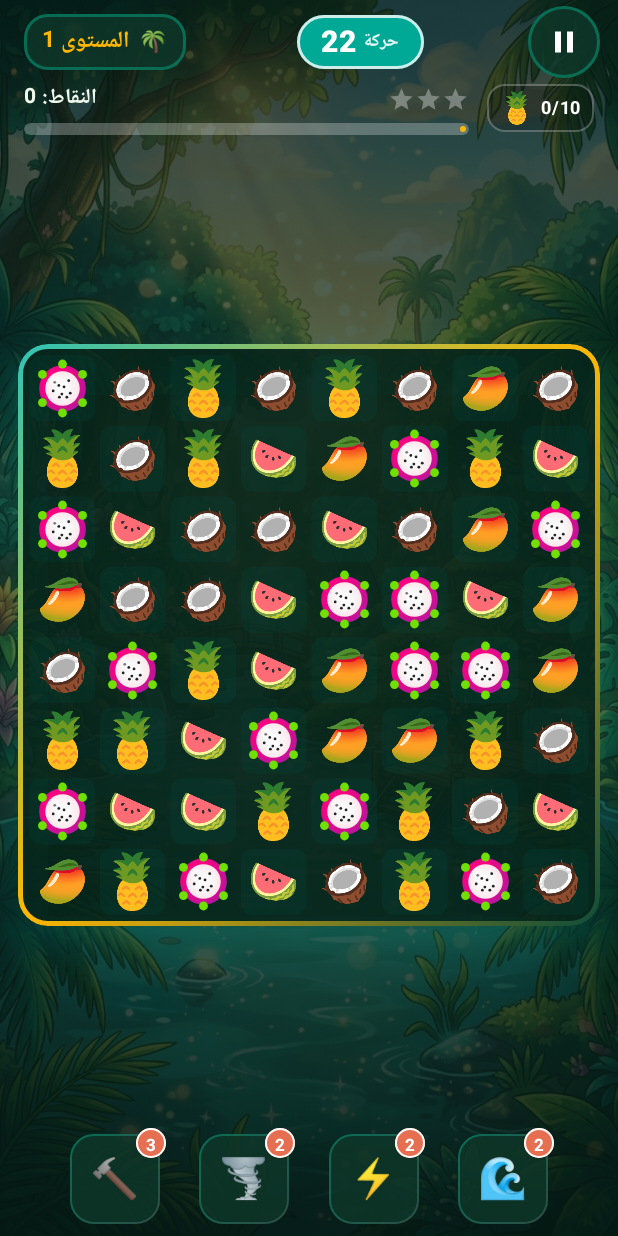
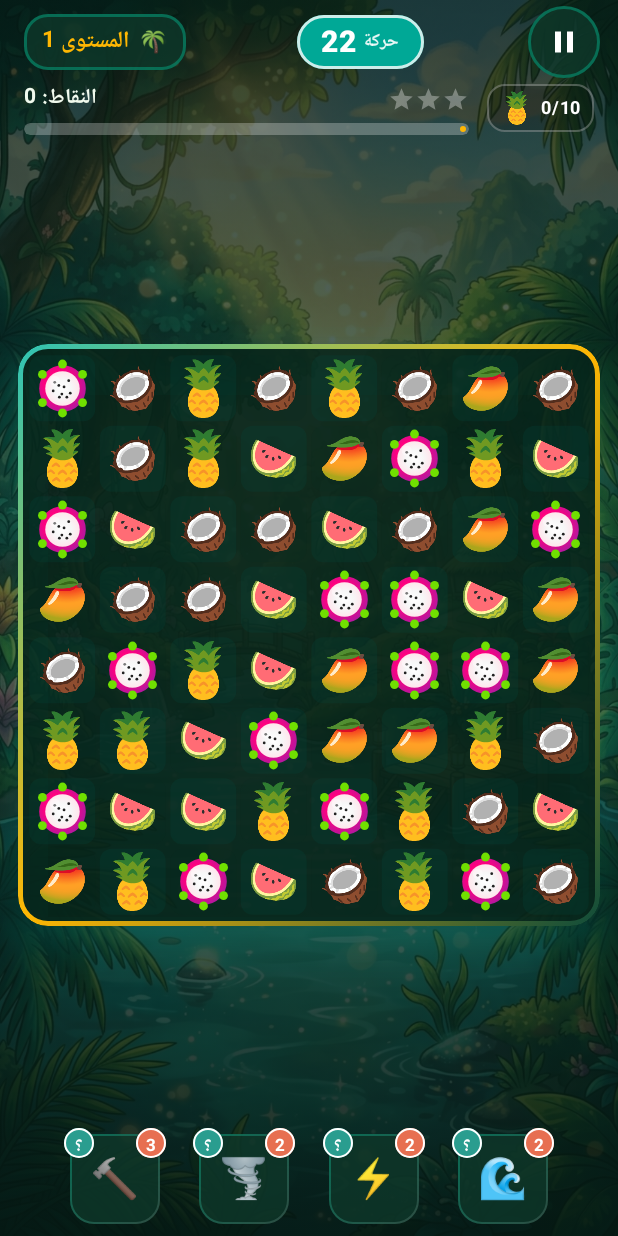
Before and after one commit to mohamedelghazawy-ctrl/tropical-fruits-kingdom, an Android app built with Jetpack Compose: the screen it shows after launch (MainActivity), after a tap on "ابدأ المغامرة 🍍", on a phone screen of 412 x 824 dp. Run offline under Robolectric (Android 15) with nearby library versions, the phone set to English and light mode, and no system bars; 2 other taps on this screen came first.

Commit message:
patch27: combo, wheel, notifications, gems

```diff
--- a/app/src/main/AndroidManifest.xml
+++ b/app/src/main/AndroidManifest.xml
@@ -3,6 +3,7 @@
     xmlns:tools="http://schemas.android.com/tools">
 
     <uses-permission android:name="android.permission.VIBRATE" />
+    <uses-permission android:name="android.permission.POST_NOTIFICATIONS" />
 
     <application
         android:allowBackup="true"
@@ -24,6 +25,8 @@
                 <category android:name="android.intent.category.LAUNCHER" />
             </intent-filter>
         </activity>
+
+        <receiver android:name=".notify.ReadyReceiver" android:exported="false" />
     </application>
 
 </manifest>
--- a/app/src/main/java/com/example/MainActivity.kt
+++ b/app/src/main/java/com/example/MainActivity.kt
@@ -56,6 +56,15 @@ class MainActivity : ComponentActivity() {
         super.onCreate(savedInstanceState)
         enableEdgeToEdge()
         hideSystemBars()
+        com.example.notify.ReadyNotifier.ensureChannel(this)
+        if (android.os.Build.VERSION.SDK_INT >= 33) {
+            val np = getSharedPreferences("tropical_crush_prefs", MODE_PRIVATE)
+            if (!np.getBoolean("notif_asked", false) &&
+                checkSelfPermission(android.Manifest.permission.POST_NOTIFICATIONS) != android.content.pm.PackageManager.PERMISSION_GRANTED) {
+                np.edit().putBoolean("notif_asked", true).apply()
+                requestPermissions(arrayOf(android.Manifest.permission.POST_NOTIFICATIONS), 77)
+            }
+        }
         // مسجّل أعطال بسيط: يحفظ سبب الانهيار ويعرضه عند التشغيل التالي (للتشخيص بدون كمبيوتر)
         val crashPrefs = getSharedPreferences("crash_report", MODE_PRIVATE)
         val prevHandler = Thread.getDefaultUncaughtExceptionHandler()
@@ -130,6 +139,10 @@ fun TropicalCrushApp(viewModel: TropicalGameViewModel) {
                 soundEnabled = gameState.soundEnabled,
                 hapticsEnabled = gameState.hapticsEnabled,
                 totalStars = totalStars,
+                gems = viewModel.island.s.gems,
+                wheelReadyAt = viewModel.wheelReadyAt(),
+                onWheelSpin = { viewModel.spinWheel() },
+                onWheelDouble = { viewModel.doublePrize(it) },
                 onPlayClick = {
                     // Start next uncompleted level or level 1
                     val nextLevel = (1..LevelConfig.MAX_LEVEL).firstOrNull { lvl ->
--- /dev/null
+++ b/app/src/main/java/com/example/notify/ReadyNotifier.kt
@@ -0,0 +1,69 @@
+package com.example.notify
+
+import android.Manifest
+import android.app.AlarmManager
+import android.app.NotificationChannel
+import android.app.NotificationManager
+import android.app.PendingIntent
+import android.content.BroadcastReceiver
+import android.content.Context
+import android.content.Intent
+import android.content.pm.PackageManager
+import android.os.Build
+import androidx.core.app.NotificationCompat
+
+/** إشعارات "جاهز": اكتمال البناء، وصول المراكب، عجلة الحظ. تُجدوَل بمنبّه غير دقيق (لا يحتاج إذنًا خاصًا). */
+object ReadyNotifier {
+    const val CHANNEL = "ready"
+    const val ID_BUILD = 1001
+    const val ID_BOAT = 1002
+    const val ID_WHEEL = 1003
+
+    fun ensureChannel(ctx: Context) {
+        if (Build.VERSION.SDK_INT >= 26) {
+            val nm = ctx.getSystemService(Context.NOTIFICATION_SERVICE) as NotificationManager
+            nm.createNotificationChannel(NotificationChannel(CHANNEL, "الجاهزية", NotificationManager.IMPORTANCE_DEFAULT))
+        }
+    }
+
+    private fun pending(ctx: Context, id: Int, text: String): PendingIntent {
+        val i = Intent(ctx, ReadyReceiver::class.java).putExtra("id", id).putExtra("text", text)
+        return PendingIntent.getBroadcast(ctx, id, i, PendingIntent.FLAG_UPDATE_CURRENT or PendingIntent.FLAG_IMMUTABLE)
+    }
+
+    fun schedule(ctx: Context, id: Int, atMs: Long, text: String) {
+        try {
+            val am = ctx.getSystemService(Context.ALARM_SERVICE) as AlarmManager
+            val pi = pending(ctx, id, text)
+            if (atMs <= System.currentTimeMillis()) am.cancel(pi)
+            else am.setAndAllowWhileIdle(AlarmManager.RTC_WAKEUP, atMs, pi)
+        } catch (e: Exception) { }
+    }
+
+    fun cancel(ctx: Context, id: Int) {
+        try {
+            (ctx.getSystemService(Context.ALARM_SERVICE) as AlarmManager).cancel(pending(ctx, id, ""))
+        } catch (e: Exception) { }
+    }
+}
+
+class ReadyReceiver : BroadcastReceiver() {
+    override fun onReceive(context: Context, intent: Intent) {
+        if (Build.VERSION.SDK_INT >= 33 &&
+            context.checkSelfPermission(Manifest.permission.POST_NOTIFICATIONS) != PackageManager.PERMISSION_GRANTED
+        ) return
+        val text = intent.getStringExtra("text") ?: return
+        val id = intent.getIntExtra("id", 0)
+        ReadyNotifier.ensureChannel(context)
+        val launch = context.packageManager.getLaunchIntentForPackage(context.packageName)
+        val open = PendingIntent.getActivity(context, id, launch, PendingIntent.FLAG_UPDATE_CURRENT or PendingIntent.FLAG_IMMUTABLE)
+        val n = NotificationCompat.Builder(context, ReadyNotifier.CHANNEL)
+            .setSmallIcon(android.R.drawable.star_on)
+            .setContentTitle("مملكة الفواكه الاستوائية")
+            .setContentText(text)
+            .setContentIntent(open)
+            .setAutoCancel(true)
+            .build()
+        (context.getSystemService(Context.NOTIFICATION_SERVICE) as NotificationManager).notify(id, n)
+    }
+}
--- a/app/src/main/java/com/example/ui/components/BoosterBar.kt
+++ b/app/src/main/java/com/example/ui/components/BoosterBar.kt
@@ -18,6 +18,12 @@ import androidx.compose.foundation.layout.padding
 import androidx.compose.foundation.layout.size
 import androidx.compose.foundation.shape.CircleShape
 import androidx.compose.foundation.shape.RoundedCornerShape
+import androidx.compose.material3.AlertDialog
+import androidx.compose.material3.TextButton
+import androidx.compose.runtime.getValue
+import androidx.compose.runtime.mutableStateOf
+import androidx.compose.runtime.remember
+import androidx.compose.runtime.setValue
 import androidx.compose.material3.Card
 import androidx.compose.material3.CardDefaults
 import androidx.compose.material3.Surface
@@ -41,6 +47,15 @@ fun BoosterBar(
     onBoosterClick: (BoosterType) -> Unit,
     modifier: Modifier = Modifier
 ) {
+    var info by remember { mutableStateOf<BoosterType?>(null) }
+    info?.let { b ->
+        AlertDialog(
+            onDismissRequest = { info = null },
+            title = { Text("${b.icon} ${b.titleAr}", fontWeight = FontWeight.Bold) },
+            text = { Text(b.descriptionAr + "\n\nاضغط على الأداة ثم على الخلية المطلوبة لاستخدامها.") },
+            confirmButton = { TextButton(onClick = { info = null }) { Text("حسنًا") } }
+        )
+    }
     Column(
         modifier = modifier
             .fillMaxWidth()
@@ -82,7 +97,8 @@ fun BoosterBar(
                     booster = booster,
                     count = count,
                     isSelected = isSelected,
-                    onClick = { onBoosterClick(booster) }
+                    onClick = { onBoosterClick(booster) },
+                    onInfo = { info = booster }
                 )
             }
         }
@@ -94,8 +110,10 @@ private fun BoosterItem(
     booster: BoosterType,
     count: Int,
     isSelected: Boolean,
-    onClick: () -> Unit
+    onClick: () -> Unit,
+    onInfo: () -> Unit
 ) {
+    Column(horizontalAlignment = Alignment.CenterHorizontally) {
     Box(
         contentAlignment = Alignment.TopEnd,
         modifier = Modifier.testTag("booster_${booster.name.lowercase()}")
@@ -127,6 +145,20 @@ private fun BoosterItem(
             }
         }
 
+        // Info badge
+        Box(
+            modifier = Modifier
+                .align(Alignment.TopStart)
+                .offset(x = (-4).dp, y = (-4).dp)
+                .size(20.dp)
+                .background(Color(0xFF2A9D8F), CircleShape)
+                .border(1.dp, Color.White, CircleShape)
+                .clickable(onClick = onInfo),
+            contentAlignment = Alignment.Center
+        ) {
+            Text("؟", fontSize = 12.sp, fontWeight = FontWeight.Bold, color = Color.White)
+        }
+
         // Count Badge
         Box(
             modifier = Modifier
@@ -144,4 +176,5 @@ private fun BoosterItem(
             )
         }
     }
+    }
 }
--- a/app/src/main/java/com/example/ui/screens/MainMenuScreen.kt
+++ b/app/src/main/java/com/example/ui/screens/MainMenuScreen.kt
@@ -9,6 +9,7 @@ import androidx.compose.animation.core.tween
 import androidx.compose.foundation.Image
 import androidx.compose.foundation.background
 import androidx.compose.foundation.border
+import androidx.compose.foundation.clickable
 import androidx.compose.foundation.layout.Arrangement
 import androidx.compose.foundation.layout.Box
 import androidx.compose.foundation.layout.Column
@@ -72,6 +73,10 @@ fun MainMenuScreen(
     soundEnabled: Boolean,
     hapticsEnabled: Boolean,
     totalStars: Int,
+    gems: Int = 0,
+    wheelReadyAt: Long = 0L,
+    onWheelSpin: () -> Pair<Int, com.example.model.WheelPrize>? = { null },
+    onWheelDouble: (com.example.model.WheelPrize) -> Unit = {},
     onPlayClick: () -> Unit,
     onMapClick: () -> Unit,
     onIslandClick: () -> Unit = {},
@@ -80,6 +85,17 @@ fun MainMenuScreen(
     modifier: Modifier = Modifier
 ) {
     var showSettings by remember { mutableStateOf(false) }
+    var showWheel by remember { mutableStateOf(false) }
+    var nowMs by remember { mutableStateOf(System.currentTimeMillis()) }
+    androidx.compose.runtime.LaunchedEffect(Unit) {
+        while (true) { kotlinx.coroutines.delay(1000); nowMs = System.currentTimeMillis() }
+    }
+    val wheelLeft = wheelReadyAt - nowMs
+    if (showWheel) {
+        com.example.ui.components.LuckyWheelDialog(
+            onSpin = onWheelSpin, onDouble = onWheelDouble, onClose = { showWheel = false }
+        )
+    }
 
     val infiniteTransition = rememberInfiniteTransition(label = "title_bounce")
     val bounceScale by infiniteTransition.animateFloat(
@@ -130,7 +146,7 @@ fun MainMenuScreen(
                 horizontalArrangement = Arrangement.SpaceBetween,
                 verticalAlignment = Alignment.CenterVertically
             ) {
-                // Stars Chip
+                Column(verticalArrangement = Arrangement.spacedBy(6.dp)) {
                 Surface(
                     shape = RoundedCornerShape(20.dp),
                     color = Color(0xCC0E382A),
@@ -152,6 +168,36 @@ fun MainMenuScreen(
                             fontSize = 15.sp,
                             fontWeight = FontWeight.Bold,
                             color = Color.White
+                        )
+                    }
+                }
+
+                    Surface(
+                        shape = RoundedCornerShape(20.dp),
+                        color = Color(0xCC0E382A),
+                        border = androidx.compose.foundation.BorderStroke(1.5.dp, Color(0x6602C39A))
+                    ) {
+                        Text(
+                            text = "💎 $gems",
+                            fontSize = 15.sp,
+                            fontWeight = FontWeight.Bold,
+                            color = Color.White,
+                            modifier = Modifier.padding(horizontal = 14.dp, vertical = 6.dp)
+                        )
+                    }
+                    Surface(
+                        modifier = Modifier.clickable { showWheel = true },
+                        shape = RoundedCornerShape(20.dp),
+                        color = if (wheelLeft <= 0) Color(0xFFE76F51) else Color(0xCC0E382A),
+                        border = androidx.compose.foundation.BorderStroke(1.5.dp, Color(0x6602C39A))
+                    ) {
+                        val t = if (wheelLeft <= 0) "🎡 عجلة الحظ!" else {
+                            val sec = wheelLeft / 1000
+                            "🎡 %d:%02d:%02d".format(sec / 3600, (sec % 3600) / 60, sec % 60)
+                        }
+                        Text(
+                            text = t, fontSize = 13.sp, fontWeight = FontWeight.Bold, color = Color.White,
+                            modifier = Modifier.padding(horizontal = 14.dp, vertical = 6.dp)
                         )
                     }
                 }
--- a/app/src/main/java/com/example/viewmodel/TropicalGameViewModel.kt
+++ b/app/src/main/java/com/example/viewmodel/TropicalGameViewModel.kt
@@ -13,6 +13,9 @@ import com.example.island.IslandEngine
 import com.example.island.Item
 import com.example.island.Sites
 import com.example.model.BoosterType
+import com.example.model.LuckyWheel
+import com.example.model.WheelPrize
+import com.example.notify.ReadyNotifier
 import com.example.rescue.RescueLevel
 import com.example.model.FruitType
 import com.example.model.GameState
@@ -84,15 +87,63 @@ class TropicalGameViewModel(application: Application) : AndroidViewModel(applica
         return r
     }
 
+    private var lastBuildAt = -1L
+    private var lastBoatAt = -1L
+
     fun islandChanged() {
         prefs.edit().putString("island_save", island.encode()).apply()
         _islandVer.update { it + 1 }
+        syncReadyNotifications()
+    }
+
+    /** يجدول إشعار "جاهز" لأقرب بناء ومركب (يُعاد الجدولة فقط عند تغيّر الوقت). */
+    private fun syncReadyNotifications() {
+        try {
+            val app = getApplication<Application>()
+            val b = island.s.q.minOfOrNull { it.end } ?: 0L
+            if (b != lastBuildAt) {
+                lastBuildAt = b
+                if (b > 0) ReadyNotifier.schedule(app, ReadyNotifier.ID_BUILD, b, "🏗️ اكتمل البناء في جزيرة القصر!")
+                else ReadyNotifier.cancel(app, ReadyNotifier.ID_BUILD)
+            }
+            val bo = island.s.boats.filterNotNull().minOfOrNull { it.end } ?: 0L
+            if (bo != lastBoatAt) {
+                lastBoatAt = bo
+                if (bo > 0) ReadyNotifier.schedule(app, ReadyNotifier.ID_BOAT, bo, "⛵ وصل المركب! اجمع بضاعتك")
+                else ReadyNotifier.cancel(app, ReadyNotifier.ID_BOAT)
+            }
+        } catch (e: Exception) { }
+    }
+
+    // ───── عجلة الحظ ─────
+    fun wheelReadyAt(): Long = prefs.getLong("wheel_last", 0L) + LuckyWheel.COOLDOWN_MS
+
+    /** تدور العجلة إن كانت جاهزة؛ تعيد (فهرس القطعة, الجائزة) أو null. */
+    fun spinWheel(): Pair<Int, WheelPrize>? {
+        val now = System.currentTimeMillis()
+        if (now < wheelReadyAt()) return null
+        val idx = LuckyWheel.pickIndex(Random)
+        val prize = LuckyWheel.PRIZES[idx]
+        prefs.edit().putLong("wheel_last", now).apply()
+        applyPrize(prize)
+        ReadyNotifier.schedule(getApplication<Application>(), ReadyNotifier.ID_WHEEL, now + LuckyWheel.COOLDOWN_MS, "🎡 عجلة الحظ جاهزة للدوران!")
+        return idx to prize
+    }
+
+    /** مضاعفة الجائزة بعد مشاهدة إعلان. */
+    fun doublePrize(p: WheelPrize) = applyPrize(p)
+
+    private fun applyPrize(p: WheelPrize) {
+        if (p.gems > 0) { island.s.gems += p.gems; islandChanged() }
+        p.booster?.let { grantBooster(it, p.amount) }
     }
     /** جواهر قاعة الاحتفالات عند إنقاذ الملكة. */
     fun onRescueWon() { val b = island.hallBonus(); if (b > 0) { island.s.gems += b; islandChanged() } }
     fun dismissGate() { _gateMsg.value = null }
 
     init {
+        val w = wheelReadyAt()
+        if (w > System.currentTimeMillis()) ReadyNotifier.schedule(getApplication<Application>(), ReadyNotifier.ID_WHEEL, w, "🎡 عجلة الحظ جاهزة للدوران!")
         viewModelScope.launch {
             while (true) {
                 delay(1000)
@@ -236,8 +287,14 @@ class TropicalGameViewModel(application: Application) : AndroidViewModel(applica
             return
         }
 
+        // 1b. بلاط خاص: النقر يفعّله مباشرة في مكانه
+        val selected = state.selectedTile
+        if (selected == null && state.board[tile.row][tile.col].hasSpecial()) {
+            useSpecial(tile.row, tile.col)
+            return
+        }
+
         // 2. Normal Tap & Selection
-        val selected = state.selectedTile
         if (selected == null) {
             _gameState.update { it.copy(selectedTile = tile) }
             if (state.soundEnabled) soundHelper.playTap()
@@ -260,7 +317,21 @@ class TropicalGameViewModel(application: Application) : AndroidViewModel(applica
         if (inBonusRound || state.isBusyAnimating || state.status != GameStatus.PLAYING) return
         registerUserInteraction()
         _gameState.update { it.copy(selectedTile = null) }
+        // سحب بلاط خاص لأي جهة (حتى بدون مطابقة) يفعّله مباشرة
+        val inB = fromRow in state.board.indices && fromCol in state.board[0].indices
+        if (inB && state.board[fromRow][fromCol].hasSpecial() &&
+            GameEngine.isAdjacent(fromRow, fromCol, toRow, toCol)) {
+            useSpecial(fromRow, fromCol)
+            return
+        }
         handleSwap(fromRow, fromCol, toRow, toCol)
+    }
+
+    private fun useSpecial(r: Int, c: Int) {
+        viewModelScope.launch {
+            _gameState.update { it.copy(isBusyAnimating = true, selectedTile = null) }
+            resolveMatchesCascade(forced = setOf(r to c), consumeMove = true)
+        }
     }
 
     private fun handleSwap(r1: Int, c1: Int, r2: Int, c2: Int) {
```
Also changed, not shown: app/src/main/java/com/example/model/LuckyWheel.kt (added, +38 -0 lines), app/src/main/java/com/example/ui/components/LuckyWheelDialog.kt (added, +146 -0 lines).
